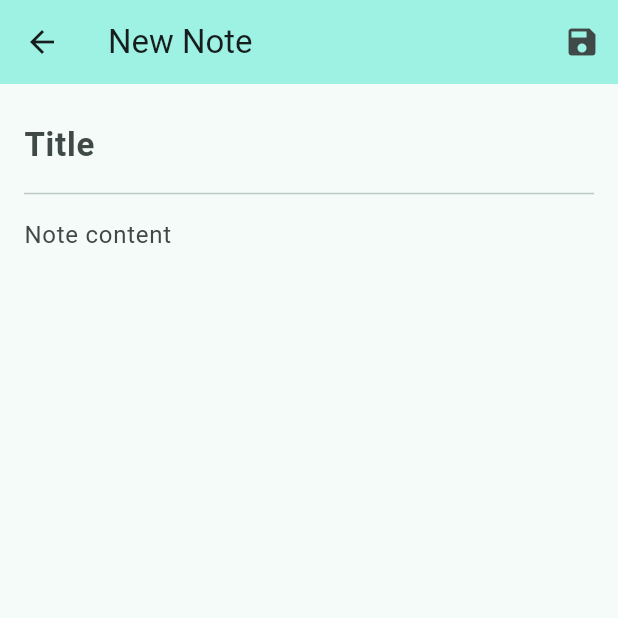
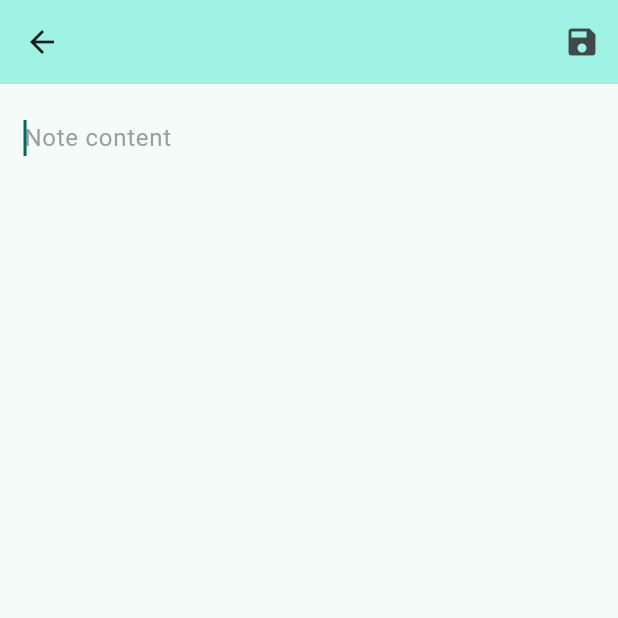
Before and after one commit to Kan090808/local_keep, a Flutter app: the NotesScreen screen opened directly, after a tap on the "add" icon, on a phone screen of 412 x 824 dp, the top half of it. Run offline on Flutter 3.47's test engine with Material 3 defaults, Android fonts, the phone set to English and light mode, and no system bars; our stand-ins replace flutter_secure_storage, sqflite; missing offline and left inert: encrypt; accounts and stored records are empty.

Commit message:
remove note title, add app icon

```diff
--- /dev/null
+++ b/devtools_options.yaml
@@ -0,0 +1,3 @@
+description: This file stores settings for Dart & Flutter DevTools.
+documentation: https://docs.flutter.dev/tools/devtools/extensions#configure-extension-enablement-states
+extensions:
--- a/lib/models/note.dart
+++ b/lib/models/note.dart
@@ -2,23 +2,20 @@ import 'package:intl/intl.dart';
 
 class Note {
   final int? id;
-  final String title;
   final String content;
   final DateTime createdAt;
   final DateTime updatedAt;
 
   Note({
     this.id,
-    required this.title,
     required this.content,
     required this.createdAt,
     required this.updatedAt,
   });
 
-  factory Note.create({required String title, required String content}) {
+  factory Note.create({required String content}) {
     final now = DateTime.now();
     return Note(
-      title: title,
       content: content,
       createdAt: now,
       updatedAt: now,
@@ -28,7 +25,6 @@ class Note {
   Map<String, dynamic> toMap() {
     return {
       'id': id,
-      'title': title,
       'content': content,
       'created_at': createdAt.toIso8601String(),
       'updated_at': updatedAt.toIso8601String(),
@@ -38,7 +34,6 @@ class Note {
   factory Note.fromMap(Map<String, dynamic> map) {
     return Note(
       id: map['id'],
-      title: map['title'],
       content: map['content'],
       createdAt: DateTime.parse(map['created_at']),
       updatedAt: DateTime.parse(map['updated_at']),
@@ -47,13 +42,11 @@ class Note {
 
   Note copyWith({
     int? id,
-    String? title,
     String? content,
     DateTime? updatedAt,
   }) {
     return Note(
       id: id ?? this.id,
-      title: title ?? this.title,
       content: content ?? this.content,
       createdAt: createdAt,
       updatedAt: updatedAt ?? DateTime.now(),
--- a/lib/providers/note_provider.dart
+++ b/lib/providers/note_provider.dart
@@ -18,18 +18,16 @@ class NoteProvider with ChangeNotifier {
     }
   }
 
-  Future<void> addNote(String title, String content) async {
-    final newNote = Note.create(title: title, content: content);
+  Future<void> addNote(String content) async {
+    final newNote = Note.create(content: content);
     final id = await DatabaseService.insertNote(newNote);
     final updatedNote = newNote.copyWith(id: id);
     _notes.insert(0, updatedNote);
-    print('Note added: ${updatedNote.title}');
     notifyListeners();
   }
 
-  Future<void> updateNote(Note note, String title, String content) async {
+  Future<void> updateNote(Note note, String content) async {
     final updatedNote = note.copyWith(
-      title: title,
       content: content,
       updatedAt: DateTime.now(),
     );
@@ -62,4 +60,22 @@ class NoteProvider with ChangeNotifier {
     _notes = [];
     notifyListeners();
   }
+
+  Future<void> reorderNotes(int oldIndex, int newIndex) async {
+    // Adjust index if item is moved downwards
+    if (newIndex > oldIndex) {
+      newIndex -= 1;
+    }
+
+    final Note item = _notes.removeAt(oldIndex);
+    _notes.insert(newIndex, item);
+
+    // TODO: Update the order in your persistent storage (database)
+    // You might need to add an 'orderIndex' field to your Note model and database table
+    // and update the indices for the affected notes.
+    // Example (pseudo-code):
+    // await DBHelper.updateNoteOrder(_notes);
+
+    notifyListeners();
+  }
 }
--- a/lib/screens/note_editor_screen.dart
+++ b/lib/screens/note_editor_screen.dart
@@ -1,15 +1,14 @@
 import 'package:flutter/material.dart';
 import 'package:provider/provider.dart';
+import 'package:intl/intl.dart'; // Import the intl package
 import 'package:local_keep/models/note.dart';
 import 'package:local_keep/providers/note_provider.dart';
 
 class NoteEditorScreen extends StatefulWidget {
-  final String title;
   final Note? note;
 
   const NoteEditorScreen({
     super.key,
-    required this.title,
     this.note,
   });
 
@@ -18,45 +17,39 @@ class NoteEditorScreen extends StatefulWidget {
 }
 
 class _NoteEditorScreenState extends State<NoteEditorScreen> {
-  final _titleController = TextEditingController();
   final _contentController = TextEditingController();
+  final _focusNode = FocusNode();
   bool _isEdited = false;
 
   @override
   void initState() {
     super.initState();
     if (widget.note != null) {
-      _titleController.text = widget.note!.title;
       _contentController.text = widget.note!.content;
+    } else {
+      WidgetsBinding.instance.addPostFrameCallback((_) {
+        FocusScope.of(context).requestFocus(_focusNode);
+      });
     }
   }
 
   @override
   void dispose() {
-    _titleController.dispose();
     _contentController.dispose();
+    _focusNode.dispose();
     super.dispose();
   }
 
   Future<void> _saveNote() async {
-    final title = _titleController.text.trim();
     final content = _contentController.text.trim();
-
-    if (title.isEmpty && content.isEmpty) {
-      ScaffoldMessenger.of(context).showSnackBar(
-        const SnackBar(content: Text('Note is empty'))
-      );
-      return;
-    }
-
     final noteProvider = Provider.of<NoteProvider>(context, listen: false);
 
     if (widget.note == null) {
       // Create new note
-      await noteProvider.addNote(title, content);
+      await noteProvider.addNote(content);
     } else {
       // Update existing note
-      await noteProvider.updateNote(widget.note!, title, content);
+      await noteProvider.updateNote(widget.note!, content);
     }
 
     if (mounted) {
@@ -95,7 +88,6 @@ class _NoteEditorScreenState extends State<NoteEditorScreen> {
       },
       child: Scaffold(
         appBar: AppBar(
-          title: Text(widget.title),
           backgroundColor: Theme.of(context).colorScheme.primaryContainer,
           actions: [
             IconButton(
@@ -108,26 +100,26 @@ class _NoteEditorScreenState extends State<NoteEditorScreen> {
         body: Padding(
           padding: const EdgeInsets.all(16.0),
           child: Column(
+            crossAxisAlignment: CrossAxisAlignment.start, // Align date to the start
             children: [
-              TextField(
-                controller: _titleController,
-                decoration: const InputDecoration(
-                  hintText: 'Title',
-                  border: InputBorder.none,
-                  contentPadding: EdgeInsets.symmetric(vertical: 8),
+              if (widget.note != null) // Only show date for existing notes
+                Padding(
+                  padding: const EdgeInsets.only(bottom: 8.0),
+                  child: Text(
+                    'Edited: ${widget.note!.formattedDate}', // Format and display the date
+                    style: TextStyle(
+                      color: Colors.grey[600],
+                      fontSize: 12,
+                    ),
+                  ),
                 ),
-                style: const TextStyle(
-                  fontSize: 22,
-                  fontWeight: FontWeight.bold,
-                ),
-                onChanged: (value) => setState(() => _isEdited = true),
-              ),
-              const Divider(),
               Expanded(
                 child: TextField(
                   controller: _contentController,
+                  focusNode: _focusNode,
                   decoration: const InputDecoration(
                     hintText: 'Note content',
+                    hintStyle: TextStyle(color: Colors.grey),
                     border: InputBorder.none,
                   ),
                   style: const TextStyle(fontSize: 16),
--- a/lib/screens/note_screen.dart
+++ b/lib/screens/note_screen.dart
@@ -47,7 +47,7 @@ class _NotesScreenState extends State<NotesScreen> {
     Navigator.of(context).push(
       MaterialPageRoute(
         builder: (_) => const NoteEditorScreen(
-          title: 'New Note',
+
         )
       )
     ).then((_) => _loadNotes());
@@ -57,7 +57,6 @@ class _NotesScreenState extends State<NotesScreen> {
     Navigator.of(context).push(
       MaterialPageRoute(
         builder: (_) => NoteEditorScreen(
-          title: 'Edit Note',
           note: note,
         )
       )
@@ -146,18 +145,6 @@ class _NotesScreenState extends State<NotesScreen> {
           child: Column(
             crossAxisAlignment: CrossAxisAlignment.start,
             children: [
-              if (note.title.isNotEmpty) ...[
-                Text(
-                  note.title,
-                  style: const TextStyle(
-                    fontWeight: FontWeight.bold,
-                    fontSize: 16,
-                  ),
-                  maxLines: 2,
-                  overflow: TextOverflow.ellipsis,
-                ),
-                const Divider(),
-              ],
               if (note.content.isNotEmpty)
                 Text(
                   note.content,
--- a/lib/screens/notes_screen.dart
+++ b/lib/screens/notes_screen.dart
@@ -47,7 +47,6 @@ class _NotesScreenState extends State<NotesScreen> {
     Navigator.of(context).push(
       MaterialPageRoute(
         builder: (_) => const NoteEditorScreen(
-          title: 'New Note',
         )
       )
     ).then((_) => _loadNotes());
@@ -57,7 +56,6 @@ class _NotesScreenState extends State<NotesScreen> {
     Navigator.of(context).push(
       MaterialPageRoute(
         builder: (_) => NoteEditorScreen(
-          title: 'Edit Note',
           note: note,
         )
       )
@@ -146,18 +144,6 @@ class _NotesScreenState extends State<NotesScreen> {
           child: Column(
             crossAxisAlignment: CrossAxisAlignment.start,
             children: [
-              if (note.title.isNotEmpty) ...[
-                Text(
-                  note.title,
-                  style: const TextStyle(
-                    fontWeight: FontWeight.bold,
-                    fontSize: 16,
-                  ),
-                  maxLines: 2,
-                  overflow: TextOverflow.ellipsis,
-                ),
-                const Divider(),
-              ],
               if (note.content.isNotEmpty)
                 Text(
                   note.content,
@@ -165,25 +151,7 @@ class _NotesScreenState extends State<NotesScreen> {
                   overflow: TextOverflow.ellipsis,
                 ),
               const SizedBox(height: 8),
-              Row(
-                mainAxisAlignment: MainAxisAlignment.spaceBetween,
-                children: [
-                  Text(
-                    note.formattedDate,
-                    style: TextStyle(
-                      fontSize: 10,
-                      color: Colors.grey[600],
-                    ),
-                  ),
-                  IconButton(
-                    icon: const Icon(Icons.delete_outline, size: 18),
-                    padding: EdgeInsets.zero,
-                    constraints: const BoxConstraints(),
-                    onPressed: () => _confirmDelete(note),
-                    color: Colors.red[300],
-                  ),
-                ],
-              ),
+
             ],
           ),
         ),
--- a/lib/services/database_service.dart
+++ b/lib/services/database_service.dart
@@ -26,7 +26,6 @@ class DatabaseService {
         await db.execute('''
           CREATE TABLE notes(
             id INTEGER PRIMARY KEY AUTOINCREMENT,
-            title TEXT,
             content TEXT,
             created_at TEXT,
             updated_at TEXT
@@ -53,8 +52,7 @@ class DatabaseService {
     final db = await database;
     final noteMap = note.toMap();
 
-    // Encrypt title and content
-    noteMap['title'] = await CryptoService.encrypt(note.title, _currentPassword!);
+    // Encrypt content
     noteMap['content'] = await CryptoService.encrypt(note.content, _currentPassword!);
 
     final result = await db.insert('notes', noteMap);
@@ -88,15 +86,12 @@ class DatabaseService {
     final maps = await db.query('notes', orderBy: 'updated_at DESC');
     final notes = <Note>[];
     for (var map in maps) {
-      // Decrypt title and content
-      final encryptedTitle = map['title'] as String;
+      // Decrypt content
       final encryptedContent = map['content'] as String;
-      final decryptedTitle = await CryptoService.decrypt(encryptedTitle, _currentPassword!);
       final decryptedContent = await CryptoService.decrypt(encryptedContent, _currentPassword!);
 
       notes.add(Note.fromMap({
         ...map,
-        'title': decryptedTitle,
         'content': decryptedContent,
       }));
     }
@@ -113,8 +108,7 @@ class DatabaseService {
     final db = await database;
     final noteMap = note.toMap();
 
-    // Encrypt title and content
-    noteMap['title'] = await CryptoService.encrypt(note.title, _currentPassword!);
+    // Encrypt content
     noteMap['content'] = await CryptoService.encrypt(note.content, _currentPassword!);
 
     return await db.update(
```
Also changed, not shown: pubspec.yaml (+8 -0 lines), assets/icon/app_icon.png (added), pubspec.lock, 5 other files.
